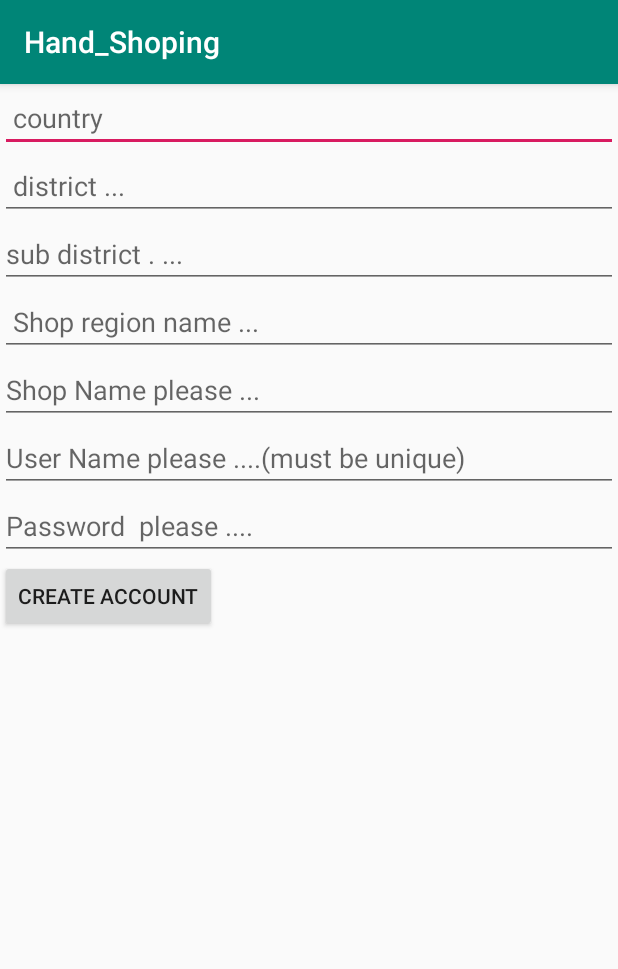
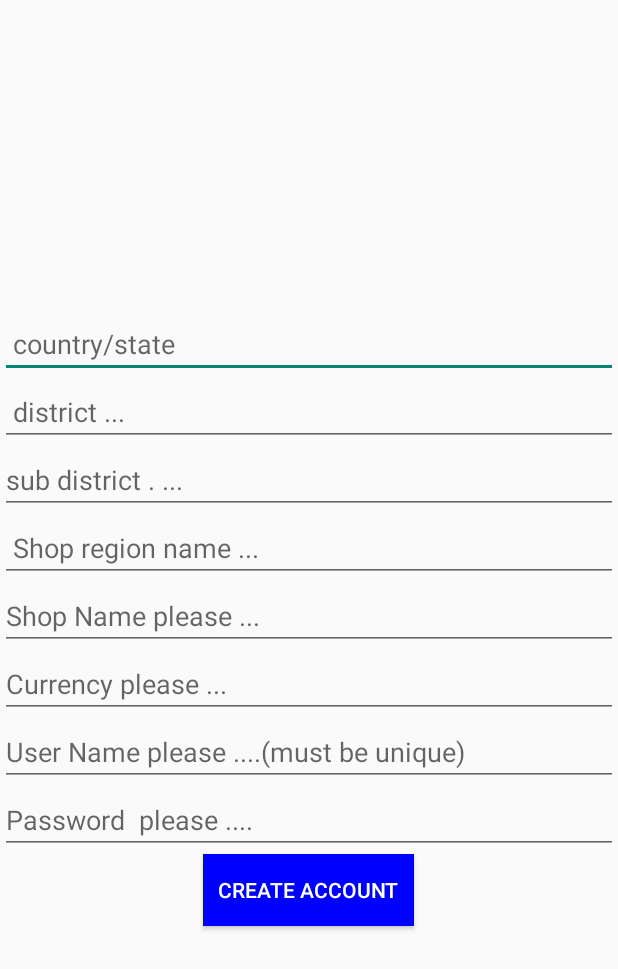
Before and after one commit to shoumik1998/LocalShopping_sellerSide, an Android app: the CreateAccount screen opened directly, with no data from a screen before it, after a tap on "CREATE ACCOUNT", on a phone screen of 412 x 824 dp. Shown: the top 969 px of the screen. Run offline under Robolectric (Android 15) with nearby library versions, the phone set to English and light mode, and no system bars.

```diff
--- a/app/src/main/AndroidManifest.xml
+++ b/app/src/main/AndroidManifest.xml
@@ -14,9 +14,9 @@
         android:roundIcon="@mipmap/ic_launcher_round"
         android:supportsRtl="true"
         android:theme="@style/AppTheme">
-        <activity android:name=".LogIn_Activity" android:launchMode="singleTask"></activity>
+        <activity android:name=".LogIn_Activity" android:launchMode="singleTask" android:theme="@style/Theme.AppCompat.Light.NoActionBar"></activity>
         <activity android:name=".AllContents" android:theme="@style/Theme.AppCompat.Light.NoActionBar" />
-        <activity android:name=".CreateAccount" />
+        <activity android:name=".CreateAccount" android:theme="@style/Theme.AppCompat.Light.NoActionBar" />
         <activity android:name=".MainActivity">
             <intent-filter>
                 <action android:name="android.intent.action.MAIN" />
--- a/app/src/main/java/com/example/hand_shoping/ApiInterface.java
+++ b/app/src/main/java/com/example/hand_shoping/ApiInterface.java
@@ -16,7 +16,7 @@ public interface ApiInterface {
     @GET("register.php")
     Call<User> userRegistration(@Query("name") String Name, @Query("user_name") String User_name,
                                 @Query("user_password") String User_password,@Query("country") String Country,@Query("district") String District,@Query("subdistrict") String SubDistrict,
-                                @Query("region") String Region);
+                                @Query("region") String Region,@Query("currency") String Currency);
 
     @GET("login.php")
     Call<User> userLogIn(@Query("user_name") String User_name,@Query("user_password") String User_password);
--- a/app/src/main/java/com/example/hand_shoping/CreateAccount.java
+++ b/app/src/main/java/com/example/hand_shoping/CreateAccount.java
@@ -15,7 +15,7 @@ import retrofit2.Callback;
 import retrofit2.Response;
 
 public class CreateAccount extends AppCompatActivity {
-    private EditText Country,District,Sub_district,Shop_region, Name,UserName,UserPassword;
+    private EditText Country,District,Sub_district,Shop_region, Name,Currency,UserName,UserPassword;
     private Button CreateAccButton;
     public  static ApiInterface apiInterface;
 
@@ -29,6 +29,7 @@ public class CreateAccount extends AppCompatActivity {
         Sub_district=findViewById(R.id.CAcceditSubDistrictnameID);
         Shop_region=findViewById(R.id.CAcceditShopRegionnameID);
         Name=findViewById(R.id.CAcceditnameID);
+        Currency=findViewById(R.id.CAcceditcurrencyID);
         UserName=findViewById(R.id.CaccounteditusernameID);
         UserPassword=findViewById(R.id.CccounteditpassID);
         CreateAccButton=findViewById(R.id.CaccountBtnID);
@@ -37,10 +38,13 @@ public class CreateAccount extends AppCompatActivity {
         CreateAccButton.setOnClickListener(new View.OnClickListener() {
             @Override
             public void onClick(View v) {
-                if (TextUtils.isEmpty(Name.getText().toString())
+                if (TextUtils.isEmpty(Name.getText().toString()) || TextUtils.isEmpty(Country.getText().toString()) || TextUtils.isEmpty(District.getText().toString())
+                        || TextUtils.isEmpty(Sub_district.getText().toString())
                         ||TextUtils.isEmpty(UserName.getText().toString())
+                        || TextUtils.isEmpty(Shop_region.getText().toString())
+                        || TextUtils.isEmpty(Currency.getText().toString())
                         || TextUtils.isEmpty(UserPassword.getText().toString())){
-                    Toast.makeText(CreateAccount.this, "All of the information is strongly required", Toast.LENGTH_SHORT).show();
+                    Toast.makeText(CreateAccount.this, "All of the information is strongly required, fill up properly", Toast.LENGTH_SHORT).show();
                 }else {
                     registration_user();
 
@@ -58,11 +62,12 @@ public class CreateAccount extends AppCompatActivity {
         String sub_district=Sub_district.getText().toString();
         String shop_region=Shop_region.getText().toString();
         String name=Name.getText().toString();
+        String currency=Currency.getText().toString();
         String user_name=UserName.getText().toString();
         String user_password=UserPassword.getText().toString();
 
 
-        Call<User> call=apiInterface.userRegistration(name,user_name,user_password,country,district,sub_district,shop_region);
+        Call<User> call=apiInterface.userRegistration(name,user_name,user_password,country,district,sub_district,shop_region,currency);
 
         call.enqueue(new Callback<User>() {
             @Override
@@ -80,7 +85,7 @@ public class CreateAccount extends AppCompatActivity {
                     Toast.makeText(CreateAccount.this, "registration Failed", Toast.LENGTH_SHORT).show();
 
                 }else if (response.body().getResponse().equals("Invalid")){
-                    Toast.makeText(CreateAccount.this, "Invalid user name, use /^[a-zA-Z ]*$/", Toast.LENGTH_SHORT).show();
+                    Toast.makeText(CreateAccount.this, "Invalid user name ", Toast.LENGTH_SHORT).show();
 
                 }else if(response.body().getResponse().contains("Invalid_low")){
                     Toast.makeText(CreateAccount.this, "Minimum length of user name is  3 ", Toast.LENGTH_SHORT).show();
@@ -91,6 +96,9 @@ public class CreateAccount extends AppCompatActivity {
 
                 }else if (response.body().getResponse().contains("Invalid_password")){
                     Toast.makeText(CreateAccount.this, "Maximum length of password is 10", Toast.LENGTH_SHORT).show();
+
+                }else  if(response.body().getResponse().contains("Invalid_currency")){
+                    Toast.makeText(CreateAccount.this, "Invalid Currency ", Toast.LENGTH_SHORT).show();
 
                 }
 
--- a/app/src/main/java/com/example/hand_shoping/RecyclerAdapter.java
+++ b/app/src/main/java/com/example/hand_shoping/RecyclerAdapter.java
@@ -44,7 +44,7 @@ public class RecyclerAdapter extends RecyclerView.Adapter<RecyclerAdapter.MyView
     public void onBindViewHolder(@NonNull final MyViewHolder holder, int position) {
         final Fetching_Image myImg = myImage.get(position);
         holder.Name.setText(myImage.get(position).getName());
-        holder.Price.setText("Price :" + myImage.get(position).getPrice());
+        holder.Price.setText("Price :" + myImage.get(position).getPrice()+" "+myImg.getCurrency());
         Glide.with(context).load(myImage.get(position).getImage_Path()).into(holder.imageView);
         if (!allContents.is_in_action_mode) {
             holder.checkBox.setVisibility(View.GONE);
@@ -104,7 +104,7 @@ public class RecyclerAdapter extends RecyclerView.Adapter<RecyclerAdapter.MyView
          AllContents allContents;
          CardView cardView;
 
-        public MyViewHolder(@NonNull View itemView,AllContents allContents) {
+        public MyViewHolder( View itemView,AllContents allContents) {
             super(itemView);
             imageView=itemView.findViewById(R.id.proIMgID);
             Name=itemView.findViewById(R.id.proNameID);
@@ -122,6 +122,7 @@ public class RecyclerAdapter extends RecyclerView.Adapter<RecyclerAdapter.MyView
         public void onClick(View v) {
             allContents.prepareSelection(v,getAdapterPosition());
         }
+
     }
 
     public  void  update_Adapter(List<Fetching_Image> fetching_images){
--- a/app/src/main/res/layout/activity_all_contents.xml
+++ b/app/src/main/res/layout/activity_all_contents.xml
@@ -5,6 +5,7 @@
     android:layout_width="match_parent"
     android:layout_height="match_parent"
     android:background="#e2e8e2"
+    android:layout_gravity="center"
     android:orientation="vertical"
     tools:context=".AllContents">
 
@@ -12,6 +13,7 @@
         layout="@layout/toolbar_layout"/>
 
     <androidx.recyclerview.widget.RecyclerView
+        android:layout_gravity="center"
         android:layout_width="match_parent"
         android:id="@+id/recyclerID"
         android:layout_height="match_parent"/>
--- a/app/src/main/res/layout/activity_create_account.xml
+++ b/app/src/main/res/layout/activity_create_account.xml
@@ -5,28 +5,32 @@
     android:layout_width="match_parent"
     android:layout_height="match_parent"
     android:orientation="vertical"
-    android:layout_gravity="center"
+    android:gravity="center"
     tools:context=".CreateAccount">
 
     <EditText
-        android:hint=" country "
+        android:textColor="#6948f6"
+        android:hint=" country/state "
         android:id="@+id/CAcceditCountrynameID"
         android:layout_width="match_parent"
         android:layout_height="wrap_content"/>
 
     <EditText
+        android:textColor="#6948f6"
         android:hint=" district ..."
         android:id="@+id/CAcceditDistrictnameID"
         android:layout_width="match_parent"
         android:layout_height="wrap_content"/>
 
     <EditText
+        android:textColor="#6948f6"
         android:hint="sub district . ..."
         android:id="@+id/CAcceditSubDistrictnameID"
         android:layout_width="match_parent"
         android:layout_height="wrap_content"/>
 
     <EditText
+        android:textColor="#6948f6"
         android:hint=" Shop region name ..."
         android:id="@+id/CAcceditShopRegionnameID"
         android:layout_width="match_parent"
@@ -36,19 +40,29 @@
 
 
     <EditText
+        android:textColor="#a6008e"
         android:hint="Shop Name please ..."
         android:id="@+id/CAcceditnameID"
         android:layout_width="match_parent"
         android:layout_height="wrap_content"/>
 
+    <EditText
+        android:textColor="#a6008e"
+        android:hint="Currency please ..."
+        android:id="@+id/CAcceditcurrencyID"
+        android:layout_width="match_parent"
+        android:layout_height="wrap_content"/>
+
 
     <EditText
+        android:textColor="#ff0000"
         android:hint="User Name please ....(must be unique)"
         android:id="@+id/CaccounteditusernameID"
         android:layout_width="match_parent"
         android:layout_height="wrap_content"/>
 
     <EditText
+        android:textColor="#ff0000"
         android:inputType="textPassword"
         android:hint="Password  please ...."
         android:id="@+id/CccounteditpassID"
@@ -57,6 +71,9 @@
 
 
     <Button
+        android:padding="10dp"
+        android:textColor="#FFFFFF"
+        android:background="#0000ff"
         android:id="@+id/CaccountBtnID"
         android:text="CREATE ACCOUNT"
         android:layout_width="wrap_content"
--- a/app/src/main/res/layout/toolbar_layout.xml
+++ b/app/src/main/res/layout/toolbar_layout.xml
@@ -1,7 +1,7 @@
 <?xml version="1.0" encoding="utf-8"?>
 <androidx.appcompat.widget.Toolbar
     android:id="@+id/toolbarID"
-    android:background="@color/colorAccent"
+    android:background="#8181ff"
     android:minHeight="?attr/actionBarSize"
     android:theme="@style/ThemeOverlay.AppCompat.Dark.ActionBar"
     xmlns:android="http://schemas.android.com/apk/res/android"
```
Also changed, not shown: app/src/main/java/com/example/hand_shoping/AllContents.java (+16 -6 lines), app/src/main/java/com/example/hand_shoping/Fetching_Image.java (+8 -0 lines), app/src/main/java/com/example/hand_shoping/MainActivity.java (+37 -3 lines), app/src/main/res/layout/activity_log_in_.xml (+13 -3 lines), app/src/main/res/layout/activity_main.xml (+97 -68 lines), app/src/main/res/layout/raw_layout.xml (+11 -8 lines).
